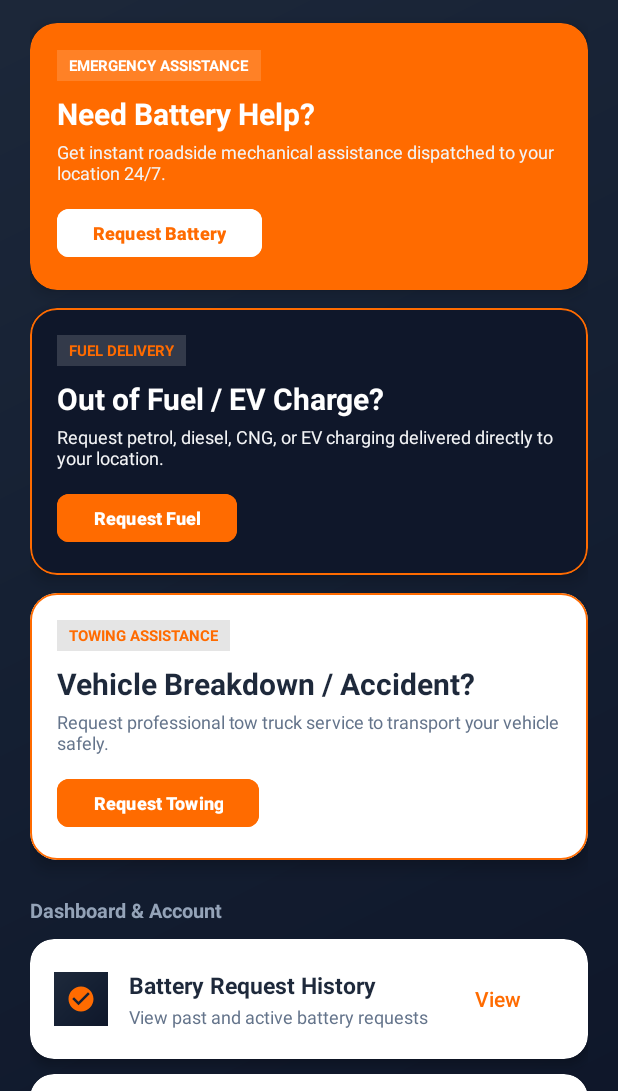
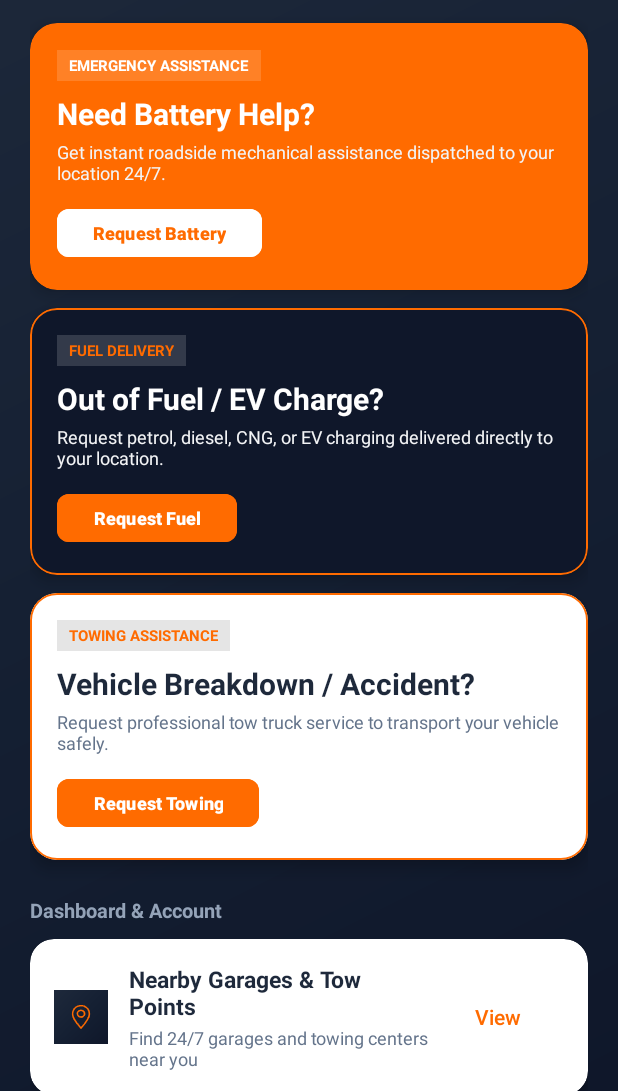
Before and after one commit to varmorakush-collab/RoadSide-Assistance, an Android app: the screen it shows after launch once a user with an empty profile is signed in (MainActivity), on a phone screen of 412 x 824 dp, the part 145-1236 px from its top. Run offline under Robolectric (Android 15) with nearby library versions, the phone set to English and light mode, and no system bars; our stand-ins replace Firebase (no records; nobody signed in at launch, a user with empty details on screens opened directly).

Commit message:
Show map or static garage/tow point list

```diff
--- a/app/src/main/AndroidManifest.xml
+++ b/app/src/main/AndroidManifest.xml
@@ -76,6 +76,12 @@
             android:exported="false"
             android:windowSoftInputMode="adjustResize" />
 
+        <!-- Garage List Activity (Task 2) -->
+        <activity
+            android:name=".GarageListActivity"
+            android:exported="false"
+            android:windowSoftInputMode="adjustResize" />
+
         <!-- Battery Request History Activity -->
         <activity
             android:name=".BatteryRequestHistoryActivity"
--- a/app/src/main/java/com/example/roadsideassistance/MainActivity.java
+++ b/app/src/main/java/com/example/roadsideassistance/MainActivity.java
@@ -38,6 +38,9 @@ public class MainActivity extends AppCompatActivity {
         View cardRequestFuel = findViewById(R.id.cardRequestFuel);
         View cardRequestTowing = findViewById(R.id.cardRequestTowing);
 
+        MaterialButton btnNearbyGarages = findViewById(R.id.btnNearbyGarages);
+        View cardNearbyGarages = findViewById(R.id.cardNearbyGarages);
+
         MaterialButton btnBatteryHistory = findViewById(R.id.btnBatteryHistory);
         MaterialButton btnFuelHistory = findViewById(R.id.btnFuelHistory);
         View cardBatteryHistory = findViewById(R.id.cardBatteryHistory);
@@ -75,6 +78,13 @@ public class MainActivity extends AppCompatActivity {
         btnRequestTowing.setOnClickListener(towingListener);
         if (cardRequestTowing != null) cardRequestTowing.setOnClickListener(towingListener);
 
+        View.OnClickListener garagesListener = v -> {
+            Intent intent = new Intent(MainActivity.this, GarageListActivity.class);
+            startActivity(intent);
+        };
+        if (btnNearbyGarages != null) btnNearbyGarages.setOnClickListener(garagesListener);
+        if (cardNearbyGarages != null) cardNearbyGarages.setOnClickListener(garagesListener);
+
         View.OnClickListener batteryHistoryListener = v -> {
             Intent intent = new Intent(MainActivity.this, BatteryRequestHistoryActivity.class);
             startActivity(intent);
--- a/app/src/main/res/layout/activity_main.xml
+++ b/app/src/main/res/layout/activity_main.xml
@@ -286,6 +286,69 @@
                 android:layout_height="wrap_content"
                 android:orientation="vertical">
 
+                <!-- Nearby Garages & Tow Points Card (Task 2) -->
+                <com.google.android.material.card.MaterialCardView
+                    android:id="@+id/cardNearbyGarages"
+                    android:layout_width="match_parent"
+                    android:layout_height="wrap_content"
+                    android:layout_marginBottom="10dp"
+                    app:cardBackgroundColor="@color/card_bg"
+                    app:cardCornerRadius="16dp"
+                    app:cardElevation="4dp"
+                    app:strokeWidth="0dp">
+
+                    <LinearLayout
+                        android:layout_width="match_parent"
+                        android:layout_height="wrap_content"
+                        android:gravity="center_vertical"
+                        android:orientation="horizontal"
+                        android:padding="16dp">
+
+                        <ImageView
+                            android:layout_width="36dp"
+                            android:layout_height="36dp"
+                            android:background="@drawable/splash_bg_gradient"
+                            android:padding="8dp"
+                            android:src="@drawable/ic_location"
+                            app:tint="@color/primary_orange" />
+
+                        <LinearLayout
+                            android:layout_width="0dp"
+                            android:layout_height="wrap_content"
+                            android:layout_marginStart="14dp"
+                            android:layout_weight="1"
+                            android:orientation="vertical">
+
+                            <TextView
+                                android:layout_width="wrap_content"
+                                android:layout_height="wrap_content"
+                                android:text="Nearby Garages &amp; Tow Points"
+                                android:textColor="@color/text_primary"
+                                android:textSize="15sp"
+                                android:textStyle="bold" />
+
+                            <TextView
+                                android:layout_width="wrap_content"
+                                android:layout_height="wrap_content"
+                                android:layout_marginTop="2dp"
+                                android:text="Find 24/7 garages and towing centers near you"
+                                android:textColor="@color/text_secondary"
+                                android:textSize="12sp" />
+
+                        </LinearLayout>
+
+                        <com.google.android.material.button.MaterialButton
+                            android:id="@+id/btnNearbyGarages"
+                            style="@style/Widget.Material3.Button.TextButton"
+                            android:layout_width="wrap_content"
+                            android:layout_height="wrap_content"
+                            android:text="View"
+                            android:textColor="@color/primary_orange" />
+
+                    </LinearLayout>
+
+                </com.google.android.material.card.MaterialCardView>
+
                 <!-- Battery Request History Card -->
                 <com.google.android.material.card.MaterialCardView
                     android:id="@+id/cardBatteryHistory"
```
Also changed, not shown: app/src/main/java/com/example/roadsideassistance/GarageAdapter.java (added, +69 -0 lines), app/src/main/java/com/example/roadsideassistance/GarageListActivity.java (added, +108 -0 lines), app/src/main/java/com/example/roadsideassistance/GarageModel.java (added, +81 -0 lines), app/src/main/res/layout/activity_garage_list.xml (added, +67 -0 lines), app/src/main/res/layout/item_garage.xml (added, +104 -0 lines).
